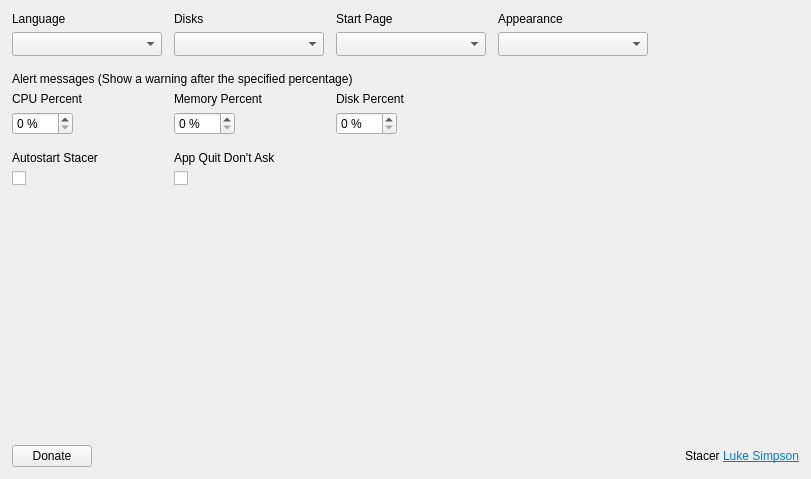
Qt form shared/stacer/Pages/Settings/settings_page.ui (s4solutionsllc/Nexis) before a commit.
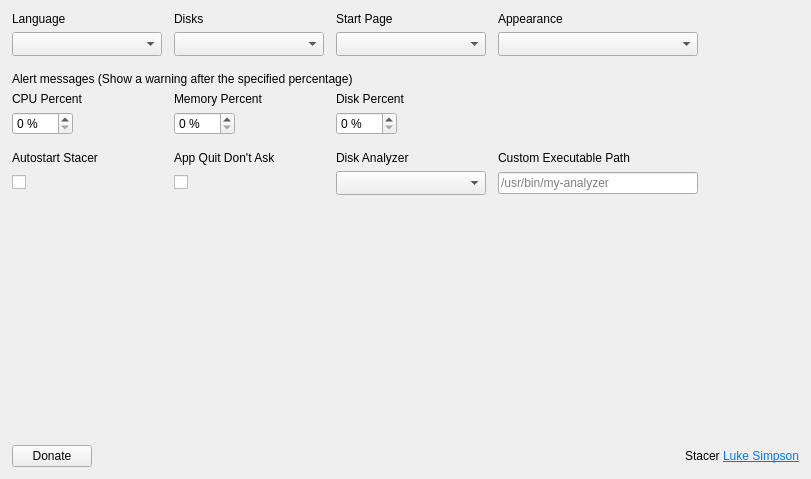
The same form after that commit. Icons and pictures are not drawn.

Commit message:
feat(settings): add configurable disk analyzer preference (FR-24)
Add a "Disk Analyzer" combobox to the Settings page so users can
choose their preferred disk usage tool instead of relying solely on
auto-detection. Platform-specific options: Linux (Baobab, Filelight,
QDirStat, ncdu), macOS (GrandPerspective, DaisyDisk, OmniDiskSweeper),
plus a "Custom..." option with a free-form executable path. The
Resources page launcher widget reads this preference and falls back
to auto-detection when set to "Auto (Detect)".

Patch:
```diff
--- a/shared/stacer/Pages/Settings/settings_page.ui
+++ b/shared/stacer/Pages/Settings/settings_page.ui
@@ -390,6 +390,82 @@
      </property>
     </widget>
    </item>
+   <item row="7" column="2" alignment="Qt::AlignLeft">
+    <widget class="QLabel" name="lblDiskAnalyzer">
+     <property name="sizePolicy">
+      <sizepolicy hsizetype="Expanding" vsizetype="Preferred">
+       <horstretch>0</horstretch>
+       <verstretch>0</verstretch>
+      </sizepolicy>
+     </property>
+     <property name="text">
+      <string>Disk Analyzer</string>
+     </property>
+    </widget>
+   </item>
+   <item row="8" column="2" alignment="Qt::AlignLeft">
+    <widget class="QComboBox" name="cmbDiskAnalyzer">
+     <property name="sizePolicy">
+      <sizepolicy hsizetype="Expanding" vsizetype="Fixed">
+       <horstretch>0</horstretch>
+       <verstretch>0</verstretch>
+      </sizepolicy>
+     </property>
+     <property name="minimumSize">
+      <size>
+       <width>150</width>
+       <height>0</height>
+      </size>
+     </property>
+     <property name="maximumSize">
+      <size>
+       <width>200</width>
+       <height>16777215</height>
+      </size>
+     </property>
+     <property name="cursor">
+      <cursorShape>PointingHandCursor</cursorShape>
+     </property>
+     <property name="focusPolicy">
+      <enum>Qt::NoFocus</enum>
+     </property>
+     <property name="sizeAdjustPolicy">
+      <enum>QComboBox::AdjustToMinimumContentsLengthWithIcon</enum>
+     </property>
+    </widget>
+   </item>
+   <item row="7" column="3" alignment="Qt::AlignLeft">
+    <widget class="QLabel" name="lblDiskAnalyzerCustomPath">
+     <property name="sizePolicy">
+      <sizepolicy hsizetype="Expanding" vsizetype="Preferred">
+       <horstretch>0</horstretch>
+       <verstretch>0</verstretch>
+      </sizepolicy>
+     </property>
+     <property name="text">
+      <string>Custom Executable Path</string>
+     </property>
+    </widget>
+   </item>
+   <item row="8" column="3" alignment="Qt::AlignLeft">
+    <widget class="QLineEdit" name="txtDiskAnalyzerCustomPath">
+     <property name="sizePolicy">
+      <sizepolicy hsizetype="Expanding" vsizetype="Fixed">
+       <horstretch>0</horstretch>
+       <verstretch>0</verstretch>
+      </sizepolicy>
+     </property>
+     <property name="minimumSize">
+      <size>
+       <width>200</width>
+       <height>0</height>
+      </size>
+     </property>
+     <property name="placeholderText">
+      <string>/usr/bin/my-analyzer</string>
+     </property>
+    </widget>
+   </item>
    <item row="1" column="1">
     <widget class="QComboBox" name="cmbDisks">
      <property name="sizePolicy">
```
The commit also changes 8 other files.
